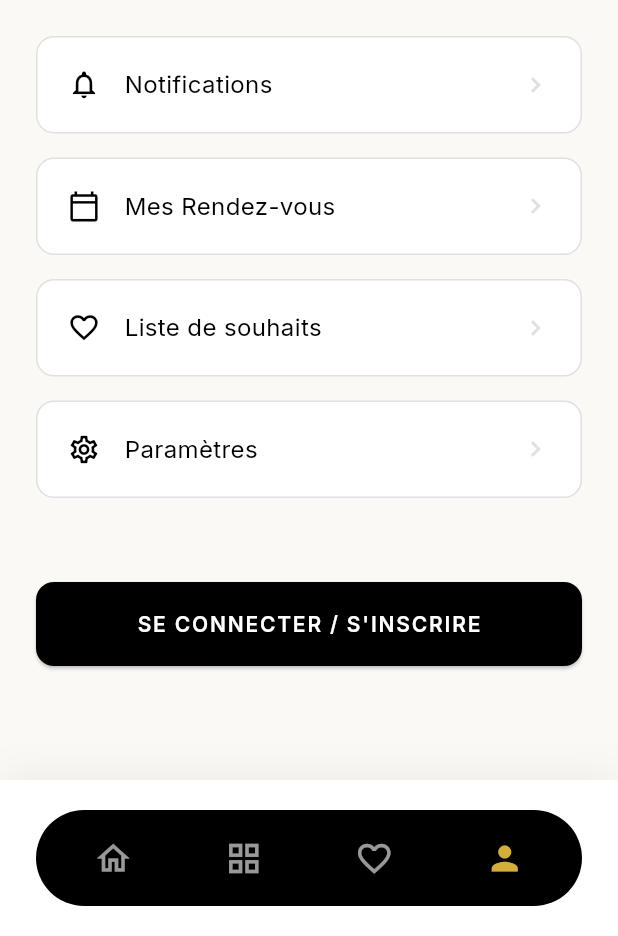
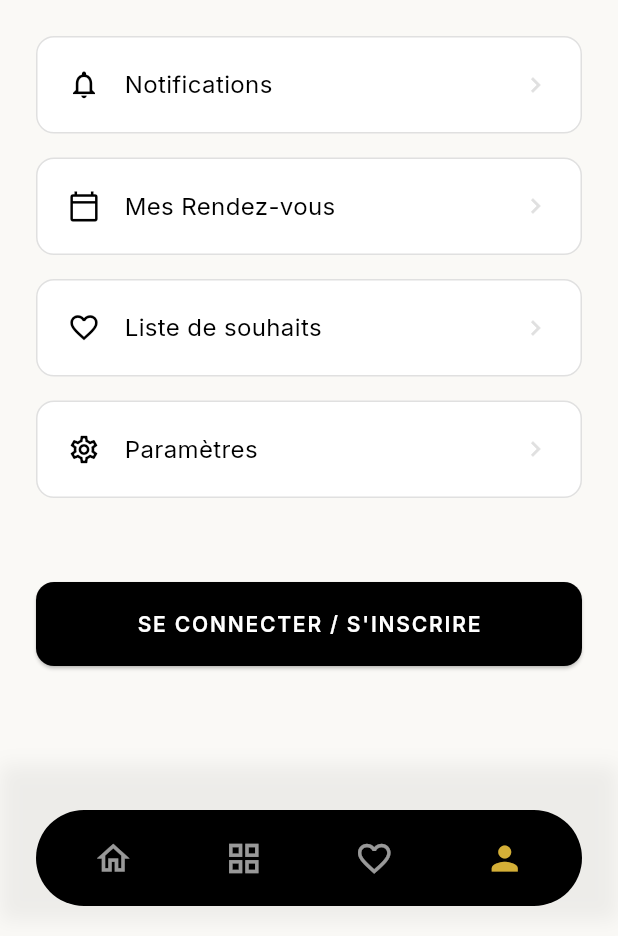
Before and after one commit to Mutimanwa/taillorbook, a Flutter app: the MainScaffold screen opened directly with empty values, item 4 of the bottom bar chosen, on a phone screen of 412 x 824 dp, the part 300-1236 px from its top. Run offline on Flutter 3.47's test engine with Material 3 defaults, Android fonts, the phone set to English and light mode, and no system bars; our stand-ins replace flutter_riverpod, go_router, google_fonts, shimmer; network calls fail.

Commit message:
feat: Implement GoRouter for application navigation and introduce MainScaffold with bottom navigation.

```diff
--- a/lib/core/routing/app_router.dart
+++ b/lib/core/routing/app_router.dart
@@ -1,4 +1,3 @@
-import 'package:flutter/material.dart';
 import 'package:go_router/go_router.dart';
 import 'package:taillorbook/core/widgets/main_scaffold.dart';
 import 'package:taillorbook/features/auth/presentation/screens/login_screen.dart';
--- a/lib/core/widgets/main_scaffold.dart
+++ b/lib/core/widgets/main_scaffold.dart
@@ -16,12 +16,12 @@ class MainScaffold extends StatelessWidget {
       bottomNavigationBar: Container(
         padding: const EdgeInsets.symmetric(horizontal: 24, vertical: 20),
         decoration: BoxDecoration(
-          color: Colors.white,
+          color: Colors.transparent,
           boxShadow: [
             BoxShadow(
               color: Colors.black.withOpacity(0.05),
-              blurRadius: 20,
-              offset: const Offset(0, -5),
+              blurRadius: 10,
+              offset: const Offset(0, -10),
             ),
           ],
         ),
```
